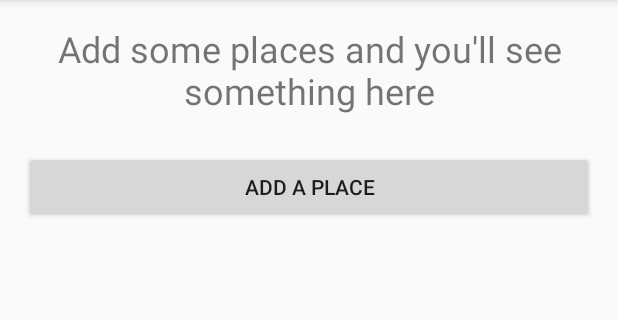
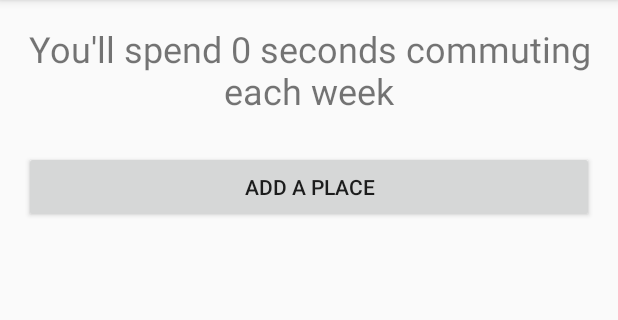
Before and after one commit to geekarist/WhereIsHome, an Android app: the screen it shows after launch (ShowCommutingTimeActivity), on a phone screen of 412 x 824 dp, the part 84-404 px from its top. Run offline under Robolectric (Android 15) with nearby library versions, the phone set to English and light mode, and no system bars; our stand-ins replace ButterKnife; libraries missing offline, so code that uses them is left out: com.annimon.stream; 3 statements that could not run were skipped.

Commit message:
Display total weekly commute time

```diff
--- a/app/src/main/java/com/github/geekarist/whereishome/CommuteListAdapter.java
+++ b/app/src/main/java/com/github/geekarist/whereishome/CommuteListAdapter.java
@@ -4,6 +4,8 @@ import android.support.v7.widget.RecyclerView;
 import android.view.LayoutInflater;
 import android.view.View;
 import android.view.ViewGroup;
+
+import com.annimon.stream.Stream;
 
 import java.util.ArrayList;
 import java.util.List;
@@ -42,4 +44,11 @@ public class CommuteListAdapter extends RecyclerView.Adapter<CommuteViewHolder>
         mCommuteList.remove(commute);
         notifyDataSetChanged();
     }
+
+    public Integer getTotalTime() {
+        return Stream.of(getItems())
+                .map(commute -> commute.mDurationSeconds)
+                .reduce((duration1, duration2) -> duration1 + duration2)
+                .get();
+    }
 }
--- a/app/src/main/java/com/github/geekarist/whereishome/ShowCommutingTimeActivity.java
+++ b/app/src/main/java/com/github/geekarist/whereishome/ShowCommutingTimeActivity.java
@@ -6,6 +6,7 @@ import android.support.v7.app.AppCompatActivity;
 import android.support.v7.widget.LinearLayoutManager;
 import android.support.v7.widget.RecyclerView;
 import android.view.View;
+import android.widget.TextView;
 
 import com.annimon.stream.Optional;
 import com.google.android.gms.common.api.GoogleApiClient;
@@ -24,10 +25,20 @@ public class ShowCommutingTimeActivity extends AppCompatActivity {
 
     @Bind(R.id.commuting_time_list_commutes)
     RecyclerView mCommuteListView;
+    @Bind(R.id.commuting_time_text_commuting_time)
+    TextView mCommutingTime;
 
     private GoogleApiClient mGoogleApiClient;
     private CommuteListAdapter mAdapter;
     private CommuteListPersistence mPersistence;
+
+    private RecyclerView.AdapterDataObserver mCommuteTimeUpdate = new RecyclerView.AdapterDataObserver() {
+        @Override
+        public void onChanged() {
+            super.onChanged();
+            updateCommutingTime();
+        }
+    };
 
     @Override
     protected void onCreate(Bundle savedInstanceState) {
@@ -41,6 +52,8 @@ public class ShowCommutingTimeActivity extends AppCompatActivity {
         mCommuteListView.setAdapter(mAdapter);
         mPersistence = new CommuteListPersistence(mAdapter, this, new Gson());
         mAdapter.registerAdapterDataObserver(mPersistence);
+        mAdapter.registerAdapterDataObserver(mCommuteTimeUpdate);
+        mAdapter.notifyDataSetChanged();
 
         mGoogleApiClient = new GoogleApiClient
                 .Builder(this)
@@ -49,6 +62,10 @@ public class ShowCommutingTimeActivity extends AppCompatActivity {
                 .enableAutoManage(this, null)
                 .build();
         mGoogleApiClient.connect();
+    }
+
+    private void updateCommutingTime() {
+        mCommutingTime.setText(getString(R.string.commuting_time_total_label, mAdapter.getTotalTime()));
     }
 
     @OnClick(R.id.commuting_time_button_add_place)
@@ -84,5 +101,6 @@ public class ShowCommutingTimeActivity extends AppCompatActivity {
         super.onDestroy();
         mGoogleApiClient.disconnect();
         mAdapter.unregisterAdapterDataObserver(mPersistence);
+        mAdapter.unregisterAdapterDataObserver(mCommuteTimeUpdate);
     }
 }
--- a/app/src/main/res/layout/activity_show_commuting_time.xml
+++ b/app/src/main/res/layout/activity_show_commuting_time.xml
@@ -17,7 +17,7 @@
         android:layout_height="wrap_content"
         android:textAlignment="center"
         android:textSize="24sp"
-        android:text="@string/commuting_time_placeholder" />
+        android:text="@string/commuting_time_total_placeholder" />
 
     <Button
         android:id="@+id/commuting_time_button_add_place"
@@ -25,7 +25,7 @@
         android:layout_height="wrap_content"
         android:layout_below="@id/commuting_time_text_commuting_time"
         android:layout_marginTop="24dp"
-        android:text="@string/text_commuting_time"
+        android:text="@string/commuting_time_add_place_label"
         />
 
     <android.support.v7.widget.RecyclerView
--- a/app/src/main/res/values/strings.xml
+++ b/app/src/main/res/values/strings.xml
@@ -1,9 +1,9 @@
 <resources>
     <string name="app_name">WhereIsHome</string>
 
-    <string name="place_image_content_desc">Place Image</string>
-    <string name="text_commuting_time">Add a place</string>
-    <string name="commuting_time_placeholder">Add some places and you\'ll see something here</string>
+    <string name="commuting_time_add_place_label">Add a place</string>
+    <string name="commuting_time_total_placeholder">Add some places and you\'ll see something here</string>
+    <string name="commuting_time_total_label">You\'ll spend %1$d seconds commuting each week</string>
 
     <string name="view_place_remove">Remove</string>
     <string name="view_place_text_number_per_week">%1$d times per week</string>
```
